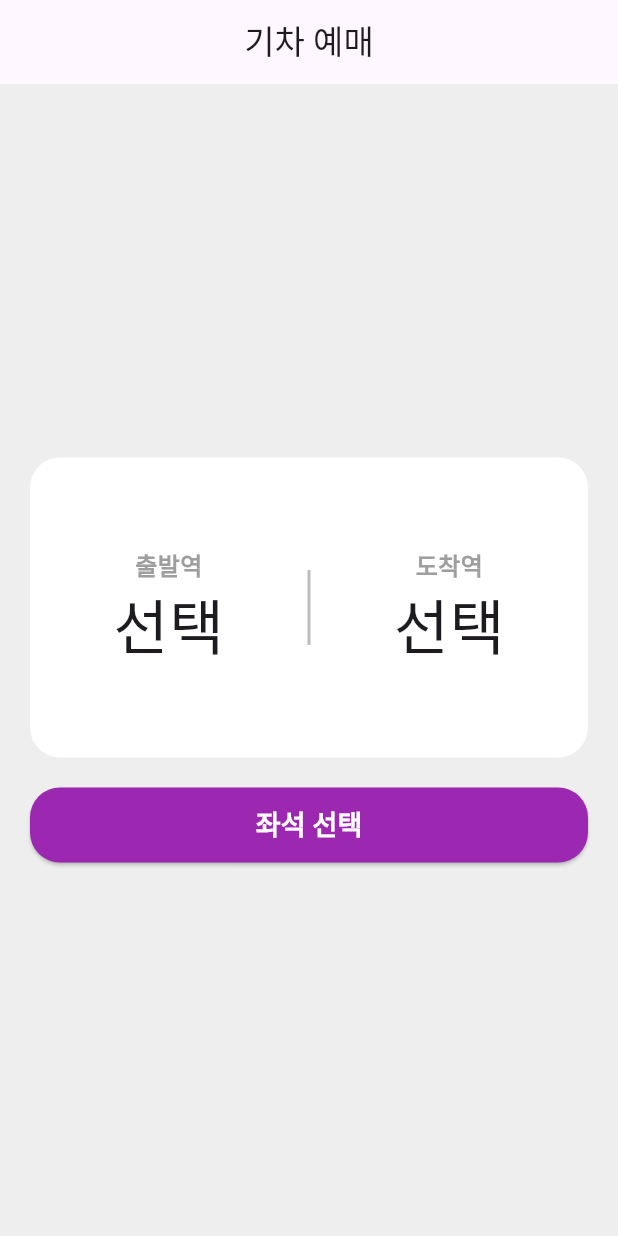
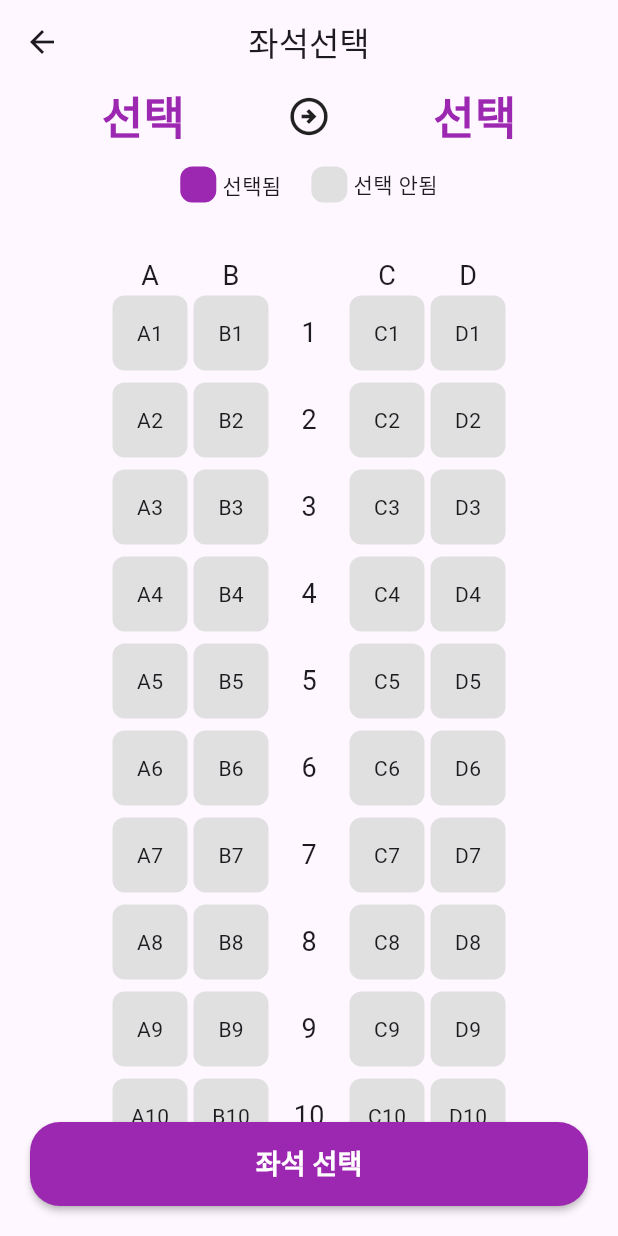
Before and after one commit to VepTea/flutter_train_app, a Flutter app: the screen it shows after launch, after a tap on "좌석 선택", on a phone screen of 412 x 824 dp. Run offline on Flutter 3.47's test engine with Material 3 defaults, Android fonts, the phone set to English and light mode, and no system bars.

Commit message:
필수조건 완료

```diff
--- a/lib/pages/home/classes/callback_classes.dart
+++ /dev/null
@@ -1,24 +0,0 @@
-import 'package:flutter/material.dart';
-import 'package:flutter_train_app/pages/home/classes/variable_classes.dart';
-
-class CallbackClasses {
-  StationBoxData stationBoxData = StationBoxData();
-
-  //stationSelectBox에서 지금 터치한 위젯이 출발역 위젯이냐, 도착역 위젯이냐에 따라서
-  //stationList에서 앱바타이틀과, 역 선택 했을 시 그 역 이름을 어디 변수에 넣을것인가가 달라짐.
-
-  void setDepartOrArrive(bool newValue) {
-    stationBoxData.departOrArrive = newValue;
-  }
-
-  //출발역과 도착역의 이름을 새롭게 저장하는 변수(사실 함수)
-  String departStationName = '선택'; // 초기값
-  setDepartStationName(String newValue) {
-    departStationName = newValue;
-  }
-
-  String arriveStationName = '선택'; // 초기값
-  setArriveStationName(String newValue) {
-    arriveStationName = newValue;
-  }
-}
--- a/lib/pages/home/home_page.dart
+++ b/lib/pages/home/home_page.dart
@@ -18,7 +18,7 @@ class _HomePageState extends State<HomePage> {
   //지금 터치한 위젯이 출발역 위젯이냐, 도착역 위젯이냐에 따라서
   //stationList에서 앱바타이틀과, 역 선택 했을 시 그 역 이름을 어디 변수에 넣을것인가가 달라짐.
   bool departOrArrive = true;
-  //기본값으로 출발역 위젯 true라고 치고, 도착역 위젯을 false라고 치치자
+  //기본값으로 출발역 위젯 true라고 치고, 도착역 위젯을 false라고 치자
   //만약 출발역 위젯을 터치했을 땐 departOrArrive를 true로 설정하고,
   //도착역 위젯을 터치했을 땐 departOrArrive를 false로 설정하는 콜백함수를 만들어야 함.
   void setDepartOrArrive(bool newValue) {
@@ -28,17 +28,17 @@ class _HomePageState extends State<HomePage> {
   }
 
   //출발역과 도착역의 이름을 새롭게 저장하는 변수(사실 함수)
-  String departStationName = '선택'; // 초기값
   setDepartStationName(String newValue) {
     setState(() {
       stationBoxData.departStationName = newValue;
+      print('출발역 변경됨: ${stationBoxData.departStationName}');
     });
   }
 
-  String arriveStationName = '선택'; // 초기값
   setArriveStationName(String newValue) {
     setState(() {
       stationBoxData.arriveStationName = newValue;
+      print('도착역 변경됨: ${stationBoxData.arriveStationName}');
     });
   }
 
@@ -63,7 +63,7 @@ class _HomePageState extends State<HomePage> {
                 setArriveStationName, // 도착역 이름 변경 함수
               ),
               SizedBox(height: 20),
-              TripConfirmButton(),
+              TripConfirmButton(stationBoxData: stationBoxData),
             ],
           ),
         ),
--- a/lib/pages/home/widgets/station_select_box.dart
+++ b/lib/pages/home/widgets/station_select_box.dart
@@ -4,7 +4,7 @@ import 'package:flutter_train_app/pages/home/classes/variable_classes.dart';
 
 class StationSelectBox extends StatelessWidget {
   StationSelectBox(
-    this.stationBoxData, //모든 정보들을 넘겨줌 (클래스로 정의되어있는 거)
+    this.stationBoxData, //출발역, 도착역, 역목록을 넘겨줌 (클래스로 정의되어있는 거)
     this.setDepartOrArrive, // ← 이 부분 추가!
     this.setDepartStationName, // 출발역 이름 변경 함수
     this.setArriveStationName, // 도착역 이름 변경 함수
@@ -33,7 +33,7 @@ class StationSelectBox extends StatelessWidget {
               // context가 없으면 Navigator가 동작하지 않거나 에러가 발생합니다.
               label: '출발역',
               stationName: stationBoxData.departStationName,
-              departOrArrive: stationBoxData.departOrArrive,
+              departOrArrive: true,
               setDepartOrArrive: setDepartOrArrive,
               stationList: stationBoxData.stationList,
               setDepartStationName: setDepartStationName,
@@ -43,7 +43,7 @@ class StationSelectBox extends StatelessWidget {
               context: context, // context 넘기기!
               label: '도착역',
               stationName: stationBoxData.arriveStationName,
-              departOrArrive: !stationBoxData.departOrArrive,
+              departOrArrive: false,
               setDepartOrArrive: setDepartOrArrive,
               stationList: stationBoxData.stationList,
               setDepartStationName: setDepartStationName,
--- a/lib/pages/home/widgets/trip_confirm_button.dart
+++ b/lib/pages/home/widgets/trip_confirm_button.dart
@@ -1,7 +1,11 @@
 import 'package:flutter/material.dart';
+import 'package:flutter_train_app/pages/seat/seat_page.dart';
+import 'package:flutter_train_app/pages/home/classes/variable_classes.dart';
 
 class TripConfirmButton extends StatelessWidget {
-  const TripConfirmButton({super.key});
+  const TripConfirmButton({super.key, required this.stationBoxData});
+
+  final StationBoxData stationBoxData;
 
   @override
   Widget build(BuildContext context) {
@@ -15,7 +19,13 @@ class TripConfirmButton extends StatelessWidget {
             borderRadius: BorderRadius.circular(20),
           ),
         ),
-        onPressed: () {},
+        onPressed: () {
+          Navigator.push(
+            context,
+            MaterialPageRoute(
+                builder: (context) => SeatPage(stationBoxData: stationBoxData)),
+          );
+        },
         child: Text(
           '좌석 선택',
           style: TextStyle(
--- /dev/null
+++ b/lib/pages/seat/seat_page.dart
@@ -0,0 +1,144 @@
+import 'package:flutter/material.dart';
+import 'package:flutter_train_app/pages/home/classes/variable_classes.dart';
+import 'package:flutter_train_app/pages/seat/widgets/station_route.dart';
+import 'package:flutter_train_app/pages/seat/widgets/guide_info.dart';
+import 'package:flutter_train_app/pages/seat/widgets/seat_column.dart';
+import 'package:flutter/cupertino.dart';
+
+class SeatPage extends StatefulWidget {
+  SeatPage({super.key, required this.stationBoxData});
+
+  final StationBoxData stationBoxData;
+
+  @override
+  State<SeatPage> createState() => _SeatPageState();
+}
+
+class _SeatPageState extends State<SeatPage> {
+  String selectedColIndex = ' ';
+  int selectedRowIndex = 0;
+
+  void setSelectedColRowIndex(String newColValue, int newRowValue) {
+    setState(() {
+      // 같은 좌석을 다시 클릭하면 선택 해제
+      if (selectedColIndex == newColValue && selectedRowIndex == newRowValue) {
+        selectedColIndex = ' ';
+        selectedRowIndex = 0;
+      } else {
+        // 다른 좌석을 클릭하면 해당 좌석 선택
+        selectedColIndex = newColValue;
+        selectedRowIndex = newRowValue;
+      }
+    });
+  }
+
+  @override
+  Widget build(BuildContext context) {
+    return Scaffold(
+      appBar: AppBar(
+        title: Text('좌석선택'),
+        centerTitle: true,
+      ),
+      body: Column(
+        children: [
+          StationRoute(stationBoxData: widget.stationBoxData), //여기 출발역, 도착역 표시
+          GuideInfo(), //여기 안내 정보 표시
+
+          Expanded(
+            child: ListView(
+              children: <Widget>[
+                Row(
+                  mainAxisAlignment: MainAxisAlignment.center,
+                  children: [
+                    SeatColumn(
+                      columnIndex: 'A',
+                      selectedColIndex: selectedColIndex,
+                      selectedRowIndex: selectedRowIndex,
+                      onChanged: setSelectedColRowIndex,
+                    ),
+                    SeatColumn(
+                      columnIndex: 'B',
+                      selectedColIndex: selectedColIndex,
+                      selectedRowIndex: selectedRowIndex,
+                      onChanged: setSelectedColRowIndex,
+                    ),
+                    FakeSeatColumn(),
+                    SeatColumn(
+                      columnIndex: 'C',
+                      selectedColIndex: selectedColIndex,
+                      selectedRowIndex: selectedRowIndex,
+                      onChanged: setSelectedColRowIndex,
+                    ),
+                    SeatColumn(
+                      columnIndex: 'D',
+                      selectedColIndex: selectedColIndex,
+                      selectedRowIndex: selectedRowIndex,
+                      onChanged: setSelectedColRowIndex,
+                    ),
+                  ],
+                ),
+                SizedBox(height: 20),
+              ],
+            ),
+          ),
+
+          Padding(
+            padding: EdgeInsets.fromLTRB(20, 0, 20, 20),
+            child: SizedBox(
+              width: double.infinity,
+              height: 56,
+              child: ElevatedButton(
+                onPressed: () {
+// 버튼 아무것도 안선택하면 아무일도 안일어남
+                  if (selectedColIndex == ' ' && selectedRowIndex == 0) {
+                    return;
+                  } else {
+                    showCupertinoDialog(
+                      context: context,
+                      builder: (context) => CupertinoAlertDialog(
+                        title: Text('좌석 선택'),
+                        content: Text('좌석을 선택하였습니다.'),
+                        actions: [
+                          CupertinoDialogAction(
+                            isDefaultAction: true,
+                            child: Text('취소'),
+                            onPressed: () {
+                              Navigator.of(context).pop();
+                            },
+                          ),
+                          CupertinoDialogAction(
+                            isDestructiveAction: true,
+                            child: Text('확인'),
+                            onPressed: () {
+                              Navigator.of(context).pop();
+                            },
+                          ),
+                        ],
+                      ),
+                    );
+                  }
+                },
+                style: ElevatedButton.styleFrom(
+                  backgroundColor: Colors.purple,
+                  shape: RoundedRectangleBorder(
+                    borderRadius: BorderRadius.circular(20),
+                  ),
+                  elevation: 2,
+                  padding: EdgeInsets.zero,
+                ),
+                child: Text(
+                  '좌석 선택',
+                  style: TextStyle(
+                    color: Colors.white,
+                    fontSize: 18,
+                    fontWeight: FontWeight.bold,
+                  ),
+                ),
+              ),
+            ),
+          ),
+        ],
+      ),
+    );
+  }
+}
--- /dev/null
+++ b/lib/pages/seat/widgets/guide_info.dart
@@ -0,0 +1,47 @@
+import 'package:flutter/material.dart';
+
+class GuideInfo extends StatelessWidget {
+  const GuideInfo({super.key});
+
+  @override
+  Widget build(BuildContext context) {
+    return Padding(
+      padding: const EdgeInsets.symmetric(vertical: 4.0),
+      child: Row(
+        mainAxisAlignment: MainAxisAlignment.center,
+        children: [
+          selectedOrNot(isSelected: true),
+          SizedBox(width: 20),
+          selectedOrNot(isSelected: false),
+        ],
+      ),
+    );
+  }
+
+  Container selectedOrNot({bool isSelected = true}) {
+    return Container(
+      decoration: BoxDecoration(),
+      child: Padding(
+        padding: const EdgeInsets.symmetric(vertical: 8.0),
+        child: Row(
+          children: [
+            SizedBox(
+              width: 24,
+              child: AspectRatio(
+                aspectRatio: 1,
+                child: Container(
+                  decoration: BoxDecoration(
+                    color: isSelected ? Colors.purple : Colors.grey[300],
+                    borderRadius: BorderRadius.circular(8),
+                  ),
+                ),
+              ),
+            ),
+            SizedBox(width: 4),
+            Text(isSelected ? '선택됨' : '선택 안됨'),
+          ],
+        ),
+      ),
+    );
+  }
+}
--- /dev/null
+++ b/lib/pages/seat/widgets/seat_column.dart
@@ -0,0 +1,164 @@
+import 'package:flutter/material.dart';
+
+class SeatColumn extends StatelessWidget {
+  SeatColumn(
+      {required this.columnIndex,
+      required this.selectedColIndex,
+      required this.selectedRowIndex,
+      required this.onChanged});
+
+  final String columnIndex;
+  final String selectedColIndex;
+  final int selectedRowIndex;
+  final Function(String, int) onChanged;
+  @override
+  Widget build(BuildContext context) {
+    return Column(
+      children: [
+        FakeSeat(rowIndex: columnIndex, alignData: Alignment.bottomCenter),
+        seat(columnIndex: columnIndex, rowIndex: 1, onChanged: onChanged),
+        SizedBox(height: 8),
+        seat(columnIndex: columnIndex, rowIndex: 2, onChanged: onChanged),
+        SizedBox(height: 8),
+        seat(columnIndex: columnIndex, rowIndex: 3, onChanged: onChanged),
+        SizedBox(height: 8),
+        seat(columnIndex: columnIndex, rowIndex: 4, onChanged: onChanged),
+        SizedBox(height: 8),
+        seat(columnIndex: columnIndex, rowIndex: 5, onChanged: onChanged),
+        SizedBox(height: 8),
+        seat(columnIndex: columnIndex, rowIndex: 6, onChanged: onChanged),
+        SizedBox(height: 8),
+        seat(columnIndex: columnIndex, rowIndex: 7, onChanged: onChanged),
+        SizedBox(height: 8),
+        seat(columnIndex: columnIndex, rowIndex: 8, onChanged: onChanged),
+        SizedBox(height: 8),
+        seat(columnIndex: columnIndex, rowIndex: 9, onChanged: onChanged),
+        SizedBox(height: 8),
+        seat(columnIndex: columnIndex, rowIndex: 10, onChanged: onChanged),
+        SizedBox(height: 8),
+        seat(columnIndex: columnIndex, rowIndex: 11, onChanged: onChanged),
+        SizedBox(height: 8),
+        seat(columnIndex: columnIndex, rowIndex: 12, onChanged: onChanged),
+        SizedBox(height: 8),
+        seat(columnIndex: columnIndex, rowIndex: 13, onChanged: onChanged),
+        SizedBox(height: 8),
+        seat(columnIndex: columnIndex, rowIndex: 14, onChanged: onChanged),
+        SizedBox(height: 8),
+        seat(columnIndex: columnIndex, rowIndex: 15, onChanged: onChanged),
+        SizedBox(height: 8),
+        seat(columnIndex: columnIndex, rowIndex: 16, onChanged: onChanged),
+        SizedBox(height: 8),
+        seat(columnIndex: columnIndex, rowIndex: 17, onChanged: onChanged),
+        SizedBox(height: 8),
+        seat(columnIndex: columnIndex, rowIndex: 18, onChanged: onChanged),
+        SizedBox(height: 8),
+        seat(columnIndex: columnIndex, rowIndex: 19, onChanged: onChanged),
+        SizedBox(height: 8),
+        seat(columnIndex: columnIndex, rowIndex: 20, onChanged: onChanged),
+      ],
+    );
+  }
+
+  // 좌석 위젯 (선택 여부에 따라 색상 변경)
+  Widget seat(
+      {String? columnIndex, int? rowIndex, Function(String, int)? onChanged}) {
+    bool isSelected =
+        columnIndex == selectedColIndex && rowIndex == selectedRowIndex;
+
+    return Padding(
+      padding: const EdgeInsets.symmetric(horizontal: 2),
+      child: GestureDetector(
+        onTap: () {
+          onChanged!(columnIndex!, rowIndex!);
+        },
+        child: Container(
+          width: 50,
+          height: 50,
+          child: Text(columnIndex.toString() + rowIndex.toString()),
+          alignment: Alignment.center,
+          decoration: BoxDecoration(
+            color: isSelected ? Colors.purple : Colors.grey[300],
+            borderRadius: BorderRadius.circular(8),
+          ),
+        ),
+      ),
+    );
+  }
+}
+
+// 페이크 좌석 위젯 (빈상자)
+class FakeSeat extends StatelessWidget {
+  FakeSeat({
+    required this.rowIndex,
+    this.alignData = Alignment.center,
+  });
+
+  final String rowIndex;
+  final AlignmentGeometry alignData;
+
+  @override
+  Widget build(BuildContext context) {
+    return Container(
+      alignment: alignData,
+      width: 50,
+      height: 50,
+      child: Text(
+        rowIndex.toString(),
+        style: TextStyle(fontSize: 18),
+        // Container의 child가 Text 하나일 때 textAlign은 동작하지 않습니다.
+        // 대신 Container에 alignment: Alignment.center를 추가해야 텍스트가 중앙정렬됩니다.
+        // textAlign은 제거해도 무방합니다.
+      ),
+    );
+  }
+}
+
+class FakeSeatColumn extends StatelessWidget {
+  @override
+  Widget build(BuildContext context) {
+    return Column(
+      children: [
+        FakeSeat(rowIndex: ''),
+        FakeSeat(rowIndex: '1'),
+        SizedBox(height: 8),
+        FakeSeat(rowIndex: '2'),
+        SizedBox(height: 8),
+        FakeSeat(rowIndex: '3'),
+        SizedBox(height: 8),
+        FakeSeat(rowIndex: '4'),
+        SizedBox(height: 8),
+        FakeSeat(rowIndex: '5'),
+        SizedBox(height: 8),
+        FakeSeat(rowIndex: '6'),
+        SizedBox(height: 8),
+        FakeSeat(rowIndex: '7'),
+        SizedBox(height: 8),
+        FakeSeat(rowIndex: '8'),
+        SizedBox(height: 8),
+        FakeSeat(rowIndex: '9'),
+        SizedBox(height: 8),
+        FakeSeat(rowIndex: '10'),
+        SizedBox(height: 8),
+        FakeSeat(rowIndex: '11'),
+        SizedBox(height: 8),
+        FakeSeat(rowIndex: '12'),
+        SizedBox(height: 8),
+        FakeSeat(rowIndex: '13'),
+        SizedBox(height: 8),
+        FakeSeat(rowIndex: '14'),
+        SizedBox(height: 8),
+        FakeSeat(rowIndex: '15'),
+        SizedBox(height: 8),
+        FakeSeat(rowIndex: '16'),
+        SizedBox(height: 8),
+        FakeSeat(rowIndex: '17'),
+        SizedBox(height: 8),
+        FakeSeat(rowIndex: '18'),
+        SizedBox(height: 8),
+        FakeSeat(rowIndex: '19'),
+        SizedBox(height: 8),
+        FakeSeat(rowIndex: '20'),
+      ],
+    );
+  }
+}
--- /dev/null
+++ b/lib/pages/seat/widgets/station_route.dart
@@ -0,0 +1,37 @@
+import 'package:flutter/material.dart';
+import 'package:flutter_train_app/pages/home/classes/variable_classes.dart';
+
+class StationRoute extends StatelessWidget {
+  const StationRoute({super.key, required this.stationBoxData});
+
+  final StationBoxData stationBoxData;
+
+  @override
+  Widget build(BuildContext context) {
+    return Row(
+      mainAxisAlignment: MainAxisAlignment.spaceEvenly,
+      children: [
+        Text(
+          stationBoxData.departStationName,
+          style: TextStyle(
+            fontWeight: FontWeight.bold,
+            color: Colors.purple,
+            fontSize: 30,
+          ),
+        ),
+        Icon(
+          Icons.arrow_circle_right_outlined,
+          size: 30,
+        ),
+        Text(
+          stationBoxData.arriveStationName,
+          style: TextStyle(
+            fontWeight: FontWeight.bold,
+            color: Colors.purple,
+            fontSize: 30,
+          ),
+        ),
+      ],
+    );
+  }
+}
```
